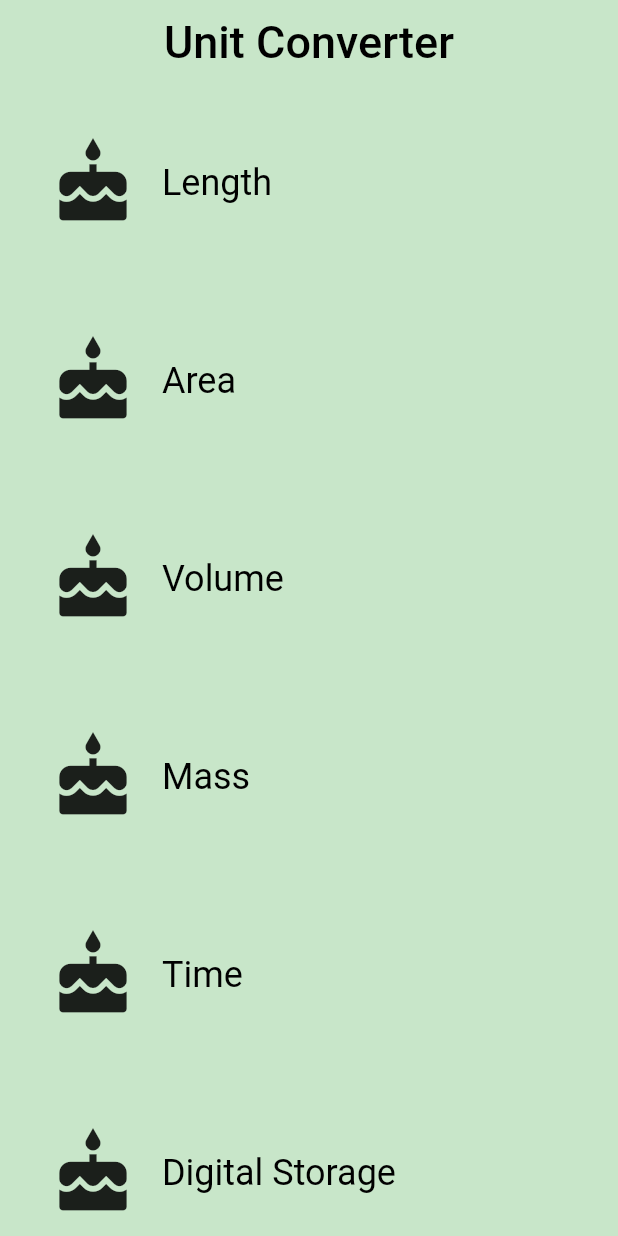
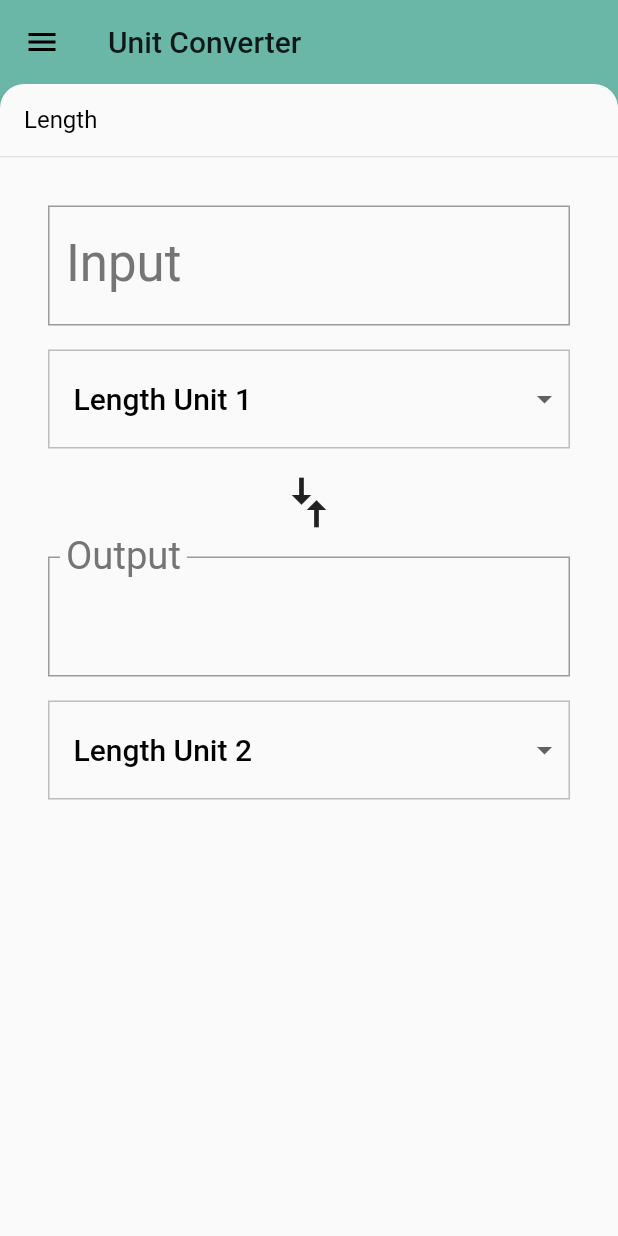
Before and after one commit to DSparda/Unit-Converter, a Flutter app: the screen it shows after launch, on a phone screen of 412 x 824 dp. Run offline on Flutter 3.47's test engine with Material 2 defaults, Android fonts, the phone set to English and light mode, and no system bars.

Commit message:
Add Backdrop

```diff
--- /dev/null
+++ b/lib/backdrop.dart
@@ -0,0 +1,247 @@
+import 'package:flutter/material.dart';
+import 'package:hello_flutter/caterory.dart';
+import 'dart:math' as math;
+
+const double _kFlingVelocity = 2.0;
+
+class _BackdropPanel extends StatelessWidget {
+  final VoidCallback onTap;
+  final GestureDragUpdateCallback onVerticalDragUpdate;
+  final GestureDragEndCallback onVerticalDragEnd;
+  final Widget title;
+  final Widget child;
+
+  const _BackdropPanel(
+      {Key key,
+      this.onTap,
+      this.onVerticalDragUpdate,
+      this.onVerticalDragEnd,
+      this.child,
+      this.title})
+      : super(key: key);
+
+  @override
+  Widget build(BuildContext context) {
+    return Material(
+      elevation: 2.0,
+      borderRadius: BorderRadius.only(
+        topLeft: Radius.circular(16.0),
+        topRight: Radius.circular(16.0),
+      ),
+      child: Column(
+        crossAxisAlignment: CrossAxisAlignment.stretch,
+        children: <Widget>[
+          GestureDetector(
+            behavior: HitTestBehavior.opaque,
+            onVerticalDragUpdate: onVerticalDragUpdate,
+            onVerticalDragEnd: onVerticalDragEnd,
+            onTap: onTap,
+            child: Container(
+              height: 48.0,
+              padding: EdgeInsetsDirectional.only(start: 16.0),
+              alignment: AlignmentDirectional.centerStart,
+              child: DefaultTextStyle(
+                style: Theme.of(context).textTheme.subtitle1,
+                child: title,
+              ),
+            ),
+          ),
+          Divider(
+            height: 1.0,
+          ),
+          Expanded(child: child)
+        ],
+      ),
+    );
+  }
+}
+
+class _BackdropTile extends AnimatedWidget {
+  final Widget frontTile;
+  final Widget backTile;
+
+  const _BackdropTile(
+      {Key key, Listenable listenable, this.frontTile, this.backTile})
+      : super(key: key, listenable: listenable);
+
+  @override
+  Widget build(BuildContext context) {
+    final Animation<double> animation = this.listenable;
+    return DefaultTextStyle(
+      style: Theme.of(context).primaryTextTheme.headline6,
+      softWrap: false,
+      overflow: TextOverflow.ellipsis,
+      child: Stack(
+        children: <Widget>[
+          Opacity(
+            opacity: CurvedAnimation(
+                    parent: ReverseAnimation(animation),
+                    curve: Interval(0.5, 1.0))
+                .value,
+            child: backTile,
+          ),
+          Opacity(
+            opacity:
+                CurvedAnimation(parent: animation, curve: Interval(0.5, 1.0))
+                    .value,
+            child: frontTile,
+          ),
+        ],
+      ),
+    );
+  }
+}
+
+class Backdrop extends StatefulWidget {
+  final Caterory currentCategory;
+  final Widget frontPanel;
+  final Widget backPanel;
+  final Widget frontTile;
+  final Widget backTile;
+
+  const Backdrop(
+      {@required this.frontTile,
+      @required this.backTile,
+      @required this.backPanel,
+      @required this.currentCategory,
+      @required this.frontPanel})
+      : assert(backPanel != null),
+        assert(frontPanel != null),
+        assert(frontTile != null),
+        assert(backTile != null),
+        assert(currentCategory != null);
+
+  @override
+  _BackdropState createState() => _BackdropState();
+}
+
+class _BackdropState extends State<Backdrop>
+    with SingleTickerProviderStateMixin {
+  final GlobalKey _backdropKey = GlobalKey(debugLabel: 'Backdrop');
+  AnimationController _controller;
+
+  @override
+  void initState() {
+    super.initState();
+    _controller = AnimationController(
+        duration: Duration(milliseconds: 300), value: 1.0, vsync: this);
+  }
+
+  @override
+  void didUpdateWidget(Backdrop old) {
+    super.didUpdateWidget(old);
+    if (widget.currentCategory != old.currentCategory) {
+      setState(() {
+        _controller.fling(
+            velocity:
+                _backdropPanelVisible ? -_kFlingVelocity : _kFlingVelocity);
+      });
+    } else if (!_backdropPanelVisible) {
+      setState(() {
+        _controller.fling(velocity: _kFlingVelocity);
+      });
+    }
+  }
+
+  @override
+  void dispose() {
+    _controller.dispose();
+    super.dispose();
+  }
+
+  bool get _backdropPanelVisible {
+    final AnimationStatus status = _controller.status;
+    return status == AnimationStatus.completed ||
+        status == AnimationStatus.forward;
+  }
+
+  void _toggleBackdropPanelVisibilty() {
+    FocusScope.of(context).requestFocus(FocusNode());
+    _controller.fling(
+        velocity: _backdropPanelVisible ? -_kFlingVelocity : _kFlingVelocity);
+  }
+
+  double get _backdropHeight {
+    final RenderBox renderBox = _backdropKey.currentContext.findRenderObject();
+    return renderBox.size.height;
+  }
+
+  void _handleDragUpdate(DragUpdateDetails details) {
+    if (_controller.isAnimating ||
+        _controller.status == AnimationStatus.completed) return;
+
+    _controller.value -= details.primaryDelta / _backdropHeight;
+  }
+
+  void _handleDragEnd(DragEndDetails details) {
+    if (_controller.isAnimating ||
+        _controller.status == AnimationStatus.completed) return;
+
+    final double flingVelocity =
+        details.velocity.pixelsPerSecond.dy / _backdropHeight;
+    if (flingVelocity < 0.0)
+      _controller.fling(velocity: math.max(_kFlingVelocity, -flingVelocity));
+    else if (flingVelocity > 0.0)
+      _controller.fling(velocity: math.min(_kFlingVelocity, -flingVelocity));
+    else
+      _controller.fling(
+          velocity:
+              _controller.value < 0.5 ? -_kFlingVelocity : _kFlingVelocity);
+  }
+
+  Widget _buildStack(BuildContext context, BoxConstraints constraints) {
+    const double panelTitleHeight = 48.0;
+    final Size panelSize = constraints.biggest;
+    final double panelTop = panelSize.height - panelTitleHeight;
+
+    Animation<RelativeRect> panelAnimation = RelativeRectTween(
+      begin: RelativeRect.fromLTRB(
+          0.0, panelTop, 0.0, panelTop - panelSize.height),
+      end: RelativeRect.fromLTRB(0.0, 0.0, 0.0, 0.0),
+    ).animate(_controller.view);
+
+    return Container(
+      key: _backdropKey,
+      color: widget.currentCategory.color,
+      child: Stack(
+        children: <Widget>[
+          widget.backPanel,
+          PositionedTransition(
+              rect: panelAnimation,
+              child: _BackdropPanel(
+                onTap: _toggleBackdropPanelVisibilty,
+                onVerticalDragEnd: _handleDragEnd,
+                onVerticalDragUpdate: _handleDragUpdate,
+                title: Text(widget.currentCategory.name),
+                child: widget.frontPanel,
+              ))
+        ],
+      ),
+    );
+  }
+
+  @override
+  Widget build(BuildContext context) {
+    return Scaffold(
+      appBar: AppBar(
+        backgroundColor: widget.currentCategory.color,
+        elevation: 0.0,
+        leading: IconButton(
+            onPressed: _toggleBackdropPanelVisibilty,
+            icon: AnimatedIcon(
+              icon: AnimatedIcons.close_menu,
+              progress: _controller.view,
+            )),
+        title: _BackdropTile(
+          listenable: _controller.view,
+          frontTile: widget.frontTile,
+          backTile: widget.backTile,
+        ),
+      ),
+      body: LayoutBuilder(
+        builder: _buildStack,
+      ),
+      resizeToAvoidBottomPadding: true,
+    );
+  }
+}
--- a/lib/category_screen.dart
+++ b/lib/category_screen.dart
@@ -1,9 +1,9 @@
-import 'package:flutter/cupertino.dart';
 import 'package:flutter/material.dart';
+import 'package:hello_flutter/backdrop.dart';
+import 'package:hello_flutter/category_tile.dart';
 import 'package:hello_flutter/caterory.dart';
 import 'package:hello_flutter/unit.dart';
-
-final _backgroundColor = Colors.green[100];
+import 'package:hello_flutter/converter_screen.dart';
 
 class CategoryScreen extends StatefulWidget {
   const CategoryScreen();
@@ -15,6 +15,9 @@ class CategoryScreen extends StatefulWidget {
 class _CategoryScreenState extends State<CategoryScreen> {
   //Note here
   final _categories = <Caterory>[];
+
+  Caterory _defaultCategory;
+  Caterory _currentCategory;
 
   static const _categoryNames = <String>[
     'Length',
@@ -63,14 +66,21 @@ class _CategoryScreenState extends State<CategoryScreen> {
     }),
   ];
 
-  Widget _buildCategoryWidgets() {
-    return OrientationBuilder(builder: (context, orientation) {
-      return GridView.count(
-        crossAxisCount: orientation == Orientation.portrait ? 1 : 2,
-        childAspectRatio: 3.0,
-        children: _categories,
+  @override
+  void initState() {
+    super.initState();
+    for (var i = 0; i < _categoryNames.length; i++) {
+      var category = Caterory(
+        name: _categoryNames[i],
+        color: _baseColors[i],
+        iconLocation: Icons.cake,
+        units: _retrieveUnitList(_categoryNames[i]),
       );
-    });
+      if (i == 0) {
+        _defaultCategory = category;
+      }
+      _categories.add(category);
+    }
   }
 
   List<Unit> _retrieveUnitList(String categoryName) {
@@ -80,36 +90,39 @@ class _CategoryScreenState extends State<CategoryScreen> {
     });
   }
 
-  @override
-  void initState() {
-    super.initState();
-    for (var i = 0; i < _categoryNames.length; i++) {
-      _categories.add(Caterory(
-        name: _categoryNames[i],
-        color: _baseColors[i],
-        iconLocation: Icons.cake,
-        units: _retrieveUnitList(_categoryNames[i]),
-      ));
-    }
+  void _onCategoryTap(Caterory caterory) {
+    setState(() {
+      _currentCategory = caterory;
+    });
+  }
+
+  Widget _buildCategoryWidgets() {
+    return ListView.builder(
+        itemBuilder: (BuildContext context, int index) {
+          return CategoryTile(
+            caterory: _categories[index],
+            onTap: _onCategoryTap,
+          );
+        },
+        itemCount: _categories.length);
   }
 
   @override
   Widget build(BuildContext context) {
-    final listView = Container(
-        color: _backgroundColor,
-        padding: EdgeInsets.symmetric(horizontal: 8.0),
-        child: _buildCategoryWidgets());
-
-    final appBar = AppBar(
-      elevation: 0.0,
-      title: Text(
-        'Unit Converter',
-        style: TextStyle(color: Colors.black, fontSize: 30),
-      ),
-      centerTitle: true,
-      backgroundColor: _backgroundColor,
+    final listView = Padding(
+      padding: EdgeInsets.only(left: 8.0, right: 8.0, bottom: 48.0),
+      child: _buildCategoryWidgets(),
     );
 
-    return Scaffold(appBar: appBar, body: listView);
+    return Backdrop(
+      currentCategory:
+          _currentCategory == null ? _defaultCategory : _currentCategory,
+      frontPanel: _currentCategory == null
+          ? ConverterScreen(caterory: _defaultCategory)
+          : ConverterScreen(caterory: _currentCategory),
+      backPanel: listView,
+      frontTile: Text('Unit Converter'),
+      backTile: Text('Select a Category'),
+    );
   }
 }
--- /dev/null
+++ b/lib/category_tile.dart
@@ -0,0 +1,53 @@
+import 'package:flutter/material.dart';
+import 'package:hello_flutter/caterory.dart';
+
+const _rowHeight = 100.0;
+final _borderRadius = BorderRadius.circular(_rowHeight / 2);
+
+class CategoryTile extends StatelessWidget {
+  final Caterory caterory;
+  final ValueChanged<Caterory> onTap;
+
+  const CategoryTile({Key key, @required this.caterory, @required this.onTap})
+      : assert(caterory != null),
+        assert(onTap != null),
+        super(key: key);
+
+  @override
+  Widget build(BuildContext context) {
+    return Material(
+      color: Colors.transparent,
+      child: (Container(
+        height: _rowHeight,
+        child: InkWell(
+          borderRadius: _borderRadius,
+          highlightColor: caterory.color['highlight'],
+          splashColor: caterory.color['splash'],
+          onTap: () => onTap(caterory),
+          child: Padding(
+            padding: EdgeInsets.all(8.0),
+            child: Row(
+              crossAxisAlignment: CrossAxisAlignment.stretch,
+              children: [
+                Padding(
+                  padding: EdgeInsets.all(16.0),
+                  child: Icon(
+                    caterory.iconLocation,
+                    size: 60.0,
+                  ),
+                ),
+                Center(
+                  child: Text(
+                    caterory.name,
+                    textAlign: TextAlign.center,
+                    style: Theme.of(context).textTheme.headline5,
+                  ),
+                )
+              ],
+            ),
+          ),
+        ),
+      )),
+    );
+  }
+}
--- a/lib/caterory.dart
+++ b/lib/caterory.dart
@@ -2,83 +2,19 @@ import 'package:flutter/material.dart';
 import 'package:hello_flutter/unit.dart';
 import 'package:meta/meta.dart';
 
-import 'converter_screen.dart';
-
-final _rowHeight = 100.0;
-final _borderRadius = BorderRadius.circular(_rowHeight / 2);
-
-class Caterory extends StatelessWidget {
+class Caterory {
   final String name;
   final ColorSwatch color;
   final IconData iconLocation;
   final List<Unit> units;
 
   const Caterory(
-      {Key key,
-      @required this.name,
+      {@required this.name,
       @required this.color,
       @required this.iconLocation,
       @required this.units})
       : assert(name != null),
         assert(color != null),
         assert(iconLocation != null),
-        assert(units != null),
-        super(key: key);
-
-  void _navigateToConverter(BuildContext context) {
-    Navigator.of(context)
-        .push(MaterialPageRoute<Null>(builder: (BuildContext context) {
-      return Scaffold(
-        appBar: AppBar(
-          elevation: 1.0,
-          title: Text(
-            name,
-            style: Theme.of(context).textTheme.headline4,
-          ),
-          centerTitle: true,
-          backgroundColor: color,
-        ),
-        body: ConverterScreen(color: color, units: units),
-        resizeToAvoidBottomPadding: false,
-      );
-    }));
-  }
-
-  @override
-  Widget build(BuildContext context) {
-    return Material(
-      color: Colors.transparent,
-      child: Container(
-        height: _rowHeight,
-        child: InkWell(
-          borderRadius: _borderRadius,
-          highlightColor: color,
-          splashColor: color,
-          onTap: () => _navigateToConverter(context),
-          child: Padding(
-            padding: EdgeInsets.all(8.0),
-            child: Row(
-              crossAxisAlignment: CrossAxisAlignment.stretch,
-              children: [
-                Padding(
-                  padding: EdgeInsets.all(16.0),
-                  child: Icon(
-                    iconLocation,
-                    size: 60.0,
-                  ),
-                ),
-                Center(
-                  child: Text(
-                    name,
-                    textAlign: TextAlign.center,
-                    style: Theme.of(context).textTheme.headline5,
-                  ),
-                )
-              ],
-            ),
-          ),
-        ),
-      ),
-    );
-  }
+        assert(units != null);
 }
```
Also changed, not shown: lib/converter_screen.dart (+16 -9 lines).
